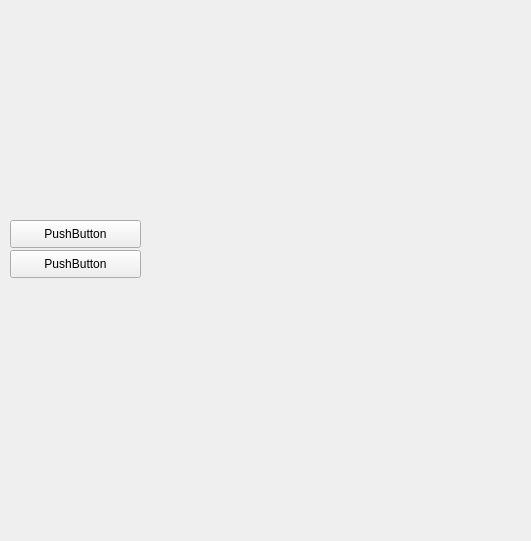
aguperezpala/linux-bluetooth-qt, file mainwidget.ui: the form before one commit.
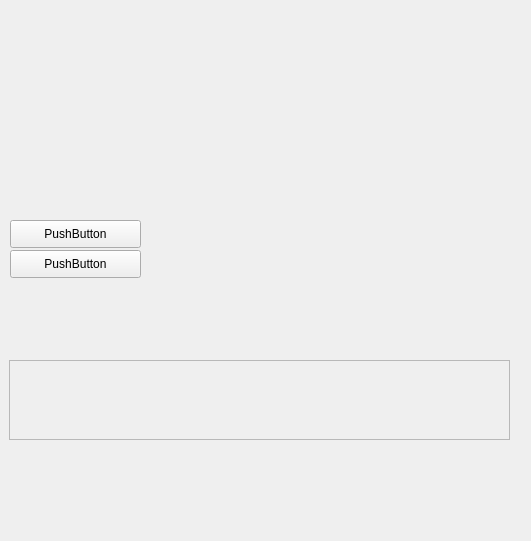
The form after the commit.

What changed in the file:
```diff
--- a/mainwidget.ui
+++ b/mainwidget.ui
@@ -62,6 +62,29 @@
     <string>PushButton</string>
    </property>
   </widget>
+  <widget class="QScrollArea" name="scrollArea" >
+   <property name="geometry" >
+    <rect>
+     <x>9</x>
+     <y>360</y>
+     <width>501</width>
+     <height>80</height>
+    </rect>
+   </property>
+   <property name="widgetResizable" >
+    <bool>true</bool>
+   </property>
+   <widget class="QWidget" name="scrollAreaWidgetContents" >
+    <property name="geometry" >
+     <rect>
+      <x>0</x>
+      <y>0</y>
+      <width>497</width>
+      <height>76</height>
+     </rect>
+    </property>
+   </widget>
+  </widget>
  </widget>
  <resources/>
  <connections/>
```
